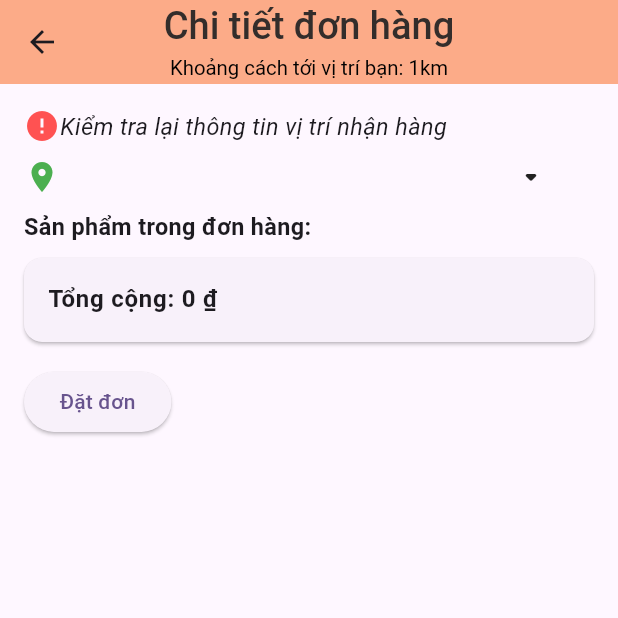
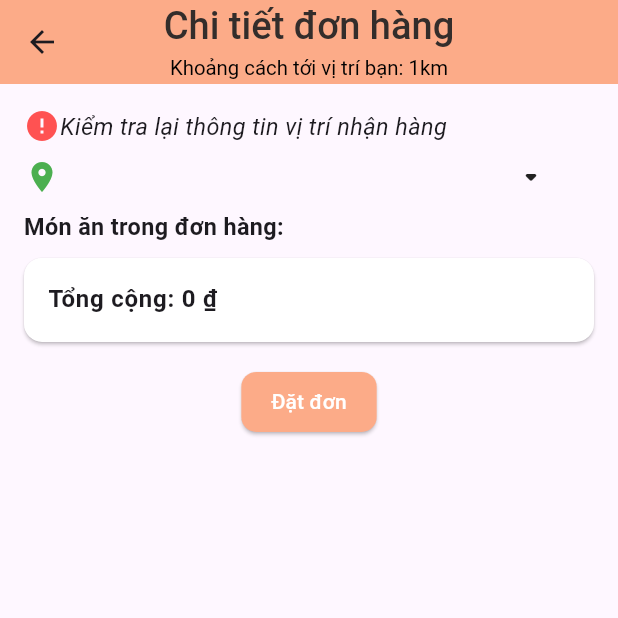
Before and after one commit to DevWinterV/EatingNow-Application, a Flutter app: the OrderPage screen opened by its route, after a tap on "Đặt đơn", on a phone screen of 412 x 824 dp, the top half of it. Run offline on Flutter 3.47's test engine with Material 3 defaults, Android fonts, the phone set to English and light mode, and no system bars; our stand-ins replace dots_indicator, firebase_auth, firebase_core, flutter_native_splash, fluttertoast, geolocator and 4 more; accounts and stored records are empty; network calls fail.

Commit message:
Cập nhật UI giỏ hàng. Xóa sản phẩm sau khi đặt thành công

```diff
--- a/DaiPhucVinh/EatingNow-Flutter/lib/pages/OderFood/orderfood.dart
+++ b/DaiPhucVinh/EatingNow-Flutter/lib/pages/OderFood/orderfood.dart
@@ -56,7 +56,7 @@ class _OrderPage extends State<OrderPage> {
       if (await canLaunch(url.toString())) {
         await launch(url.toString());
       } else {
-        throw Exception('Could not launch $url');
+        throw Exception('Không thể di chuyển tới trang $url');
       }
     } catch (e) {
       print('Error launching URL: $e');
@@ -68,12 +68,13 @@ class _OrderPage extends State<OrderPage> {
       addressdelivery = prefs.getString('address') ?? '';
       nameAddressdelivery =prefs.getString('name') ?? '';
     });
+    print(addressdelivery);
+    print(nameAddressdelivery);
   }
 // Method to reload content
   void reloadContent() {
     _loadCartItems();
     setState(() {
-      // Reload your content, update variables, etc.
       result = false; // Reset result to false if needed
     });
   }
@@ -121,6 +122,7 @@ class _OrderPage extends State<OrderPage> {
                  ],
                ),
                Row(
+
                  children: [
                    Icon(
                      Icons.location_on,
@@ -146,14 +148,13 @@ class _OrderPage extends State<OrderPage> {
                        ],
                      ),
                    )
-
                  ],
                )
 
              ],
            ),
             Text(
-              'Sản phẩm trong đơn hàng:',
+              'Món ăn trong đơn hàng:',
               style: TextStyle(fontSize: Dimensions.font16,
                 fontWeight: FontWeight.bold,
                  ),
@@ -161,8 +162,8 @@ class _OrderPage extends State<OrderPage> {
             ),
             SizedBox(height:10),
             for (var item in cartItem)
-
               Card(
+                color: Colors.white,
                 margin: EdgeInsets.only(bottom: 16),
                 child: ListTile(
                   leading: Image.network(
@@ -206,6 +207,7 @@ class _OrderPage extends State<OrderPage> {
                 ),
               ),
             Card(
+              color: Colors.white,
               margin: EdgeInsets.only(bottom: 16),
               child: ListTile(
                 title: Text(
@@ -214,12 +216,25 @@ class _OrderPage extends State<OrderPage> {
                 ),
               ),
             ),
+            Center(
+                child:
                  ElevatedButton(
+              style: ElevatedButton.styleFrom(
+                // Customize the background color
+                primary: AppColors.mainColor,
+                // Customize the text color
+                onPrimary: Colors.white,
+                // Add other customizations as needed
+                padding: EdgeInsets.only(right: 20.0, left: 20.0),
+                shape: RoundedRectangleBorder(
+                  borderRadius: BorderRadius.circular(10.0),
+                ),
+              ),
               onPressed: () async {
                 try {
                   orderRequest.completeName = "Đông Châu";
-              orderRequest.formatAddress = "Đại học An Giang";
-              orderRequest.nameAddress = "Đại học An Giang";
+                  orderRequest.formatAddress = addressdelivery;
+                  orderRequest.nameAddress = nameAddressdelivery;
                   orderRequest.orderLine = cartItem;
                   orderRequest.customerId = "kTFgvQgpmyYMW1fhyopWYQSQx3C2";
                   orderRequest.intoMoney = totalAmount.toInt();
@@ -228,7 +243,7 @@ class _OrderPage extends State<OrderPage> {
                   orderRequest.userId = 14;
                   orderRequest.latitude = 10.3716555;
                   orderRequest.longitude = 105.432343;
-              orderRequest.recipientName = "Đông";
+                  orderRequest.recipientName = "Đông Châu";
                   orderRequest.recipientPhone = "0766837068";
                   orderRequest.payment = null;
                   orderRequest.userId = 14;
@@ -241,12 +256,11 @@ class _OrderPage extends State<OrderPage> {
 
                   // Xử lý kết quả trả về từ API
                   if (responseBody.success == true) {
-              // Thực hiện các hành động thành công
-                print('Order posted successfully');
                     if(responseBody.Message != ""){
                       _launchInWebView(Uri.parse(responseBody.Message?? ""));
                     }
                     else {
+                      await CartStorage.ClearCart();
                       Fluttertoast.showToast(msg: "Đặt món ăn thành công",
                           toastLength: Toast.LENGTH_LONG,
                           gravity: ToastGravity.BOTTOM_LEFT,
@@ -270,6 +284,7 @@ class _OrderPage extends State<OrderPage> {
               },
               child: Text('Đặt đơn'),
             ),
+            )
           ],
         ),
       ),
--- a/DaiPhucVinh/EatingNow-Flutter/lib/util/app_constants.dart
+++ b/DaiPhucVinh/EatingNow-Flutter/lib/util/app_constants.dart
@@ -1,7 +1,7 @@
 class AppConstants{
   static const String APP_NAME="EatingNow";
   static const int APP_VERSION = 1;
-  static const String BASE_URL="https://a19c-2402-800-63b4-8383-5900-a38e-5312-7068.ngrok-free.app";
+  static const String BASE_URL="https://495a-2402-800-6342-8760-6d31-3e23-400-5320.ngrok-free.app";
   static const String TakeAllStore = BASE_URL+"/api/store/TakeAllStore";
   static const String TakeAllCuisine = BASE_URL+"/api/cuisine/TakeAllCuisine";
   static const String TakeRecommendedFoodList = BASE_URL+"/api/foodlist/TakeRecommendedFoodList";
--- a/RangDong.AI/Data/dataset_train.csv
+++ b/RangDong.AI/Data/dataset_train.csv
@@ -18,7 +18,6 @@ an3ciUNfaaOIYJp6ycWeSO4uZIU2,7,5
 6V6biybIyiUDXIB2tEiFXjKVW503,17,4
 6V6biybIyiUDXIB2tEiFXjKVW503,11,5
 72wDxz0bG8T5loi1tZmBI0gM3yI3,5,3
-
 6V6biybIyiUDXIB2tEiFXjKVW503,18,2
 6V6biybIyiUDXIB2tEiFXjKVW503,28,4
 6V6biybIyiUDXIB2tEiFXjKVW503,29,5
@@ -36,22 +35,18 @@ kTFgvQgpmyYMW1fhyopWYQSQx3C2,15,3
 kTFgvQgpmyYMW1fhyopWYQSQx3C2,28,4
 6V6biybIyiUDXIB2tEiFXjKVW503,36,2
 PioLfJtd66M8oUMnHFBH8tsM64J2,36,4
-
 kTFgvQgpmyYMW1fhyopWYQSQx3C2,36,5
 kTFgvQgpmyYMW1fhyopWYQSQx3C2,2,4
 kTFgvQgpmyYMW1fhyopWYQSQx3C2,9,4.2
 kTFgvQgpmyYMW1fhyopWYQSQx3C2,17,4.5
-
 kTFgvQgpmyYMW1fhyopWYQSQx3C2,33,5
 kTFgvQgpmyYMW1fhyopWYQSQx3C2,3,4
 kTFgvQgpmyYMW1fhyopWYQSQx3C2,7,4.2
 kTFgvQgpmyYMW1fhyopWYQSQx3C2,11,4.5
-
 kTFgvQgpmyYMW1fhyopWYQSQx3C2,1,5
 kTFgvQgpmyYMW1fhyopWYQSQx3C2,2,4
 kTFgvQgpmyYMW1fhyopWYQSQx3C2,6,4.2
 kTFgvQgpmyYMW1fhyopWYQSQx3C2,17,4.5
-
 kTFgvQgpmyYMW1fhyopWYQSQx3C2,23,5
 kTFgvQgpmyYMW1fhyopWYQSQx3C2,20,4
 kTFgvQgpmyYMW1fhyopWYQSQx3C2,27,4.2
```
Also changed, not shown: DaiPhucVinh/EatingNow-Flutter/lib/storage/cartstorage.dart (+7 -8 lines), 1 other file. Lines whose indentation alone changed are shown as unchanged.
